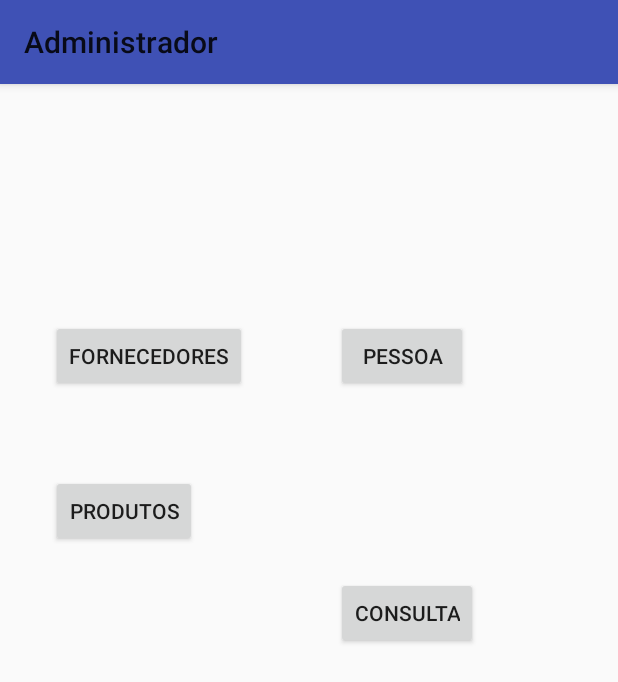
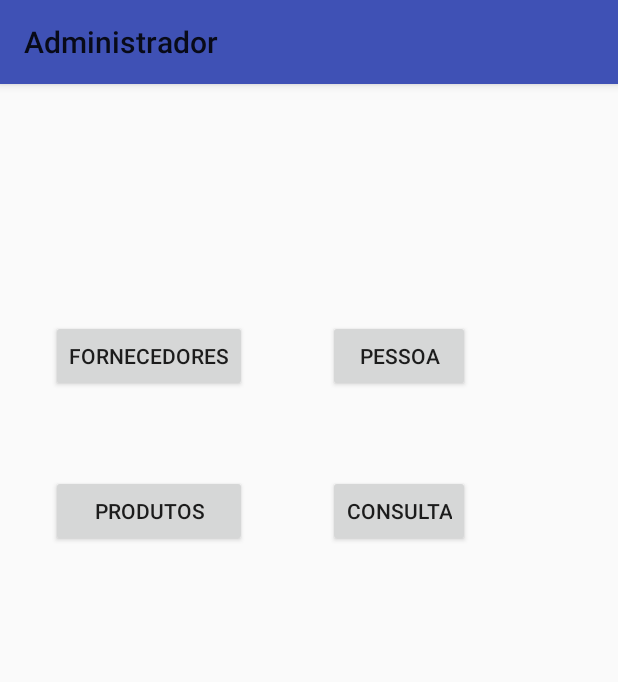
Before and after one commit to Matheusstreisky/E-commerce, an Android app: the TelaAdm screen opened directly, with no data from a screen before it, on a phone screen of 412 x 824 dp. Shown: the top 682 px of the screen. Run offline under Robolectric (Android 15) with nearby library versions, the phone set to English and light mode, and no system bars.

Commit message:
Comentários
Inserção de comentários sobre alguns metodos do RecyclerView no Fragment

```diff
--- a/app/src/main/java/leonardo_matheus/e_commerce/Fragment/FragmentAdapter.java
+++ b/app/src/main/java/leonardo_matheus/e_commerce/Fragment/FragmentAdapter.java
@@ -35,6 +35,7 @@ public class FragmentAdapter extends RecyclerView.Adapter<FragmentAdapter.MyView
         this.mangaList = mangaList;
     }
 
+    //Metodo de criaçao da RecyclerList
     @Override
     public MyViewHolder onCreateViewHolder(ViewGroup parent, int viewType) {
         View view = LayoutInflater.from(parent.getContext()).inflate(R.layout.activity_manga, parent, false);
@@ -42,7 +43,7 @@ public class FragmentAdapter extends RecyclerView.Adapter<FragmentAdapter.MyView
 
         return viewHolder;
     }
-
+    //Este metodo seta os itens que irão aparecer na tela
     @Override
     public void onBindViewHolder(MyViewHolder holder, int position) {
 
--- a/app/src/main/java/leonardo_matheus/e_commerce/PDF.java
+++ b/app/src/main/java/leonardo_matheus/e_commerce/PDF.java
@@ -23,12 +23,14 @@ public class PDF extends AppCompatActivity {
 
         Intent it;
         switch (id.getId()) {
+            //Neste case, te redirecionar para uma pasta no Google Drive em que se encontrar um pdf para download
             case R.id.frag_bt_Download:
                 Intent browserIntent = new Intent(Intent.ACTION_VIEW,
                         Uri.parse("https://drive.google.com/drive/folders/0B2j8Tcz4GW5-UHp6RWxDcU5pYlU?usp=sharing"));
                 startActivity(browserIntent);
                 break;
-
+            //Neste case ele irá abrir o pdf que se encontra na pasta Download e ira utilizar o leitor
+            //nativo de PDF do Androir.
             case R.id.frag_bt_Abrir_PDF:
                 File file = new File(Environment.getExternalStoragePublicDirectory(Environment.DIRECTORY_DOWNLOADS), "aps.pdf");
                 Uri path = Uri.fromFile(file);
--- a/app/src/main/res/layout/tela_adm.xml
+++ b/app/src/main/res/layout/tela_adm.xml
@@ -26,15 +26,16 @@
         android:layout_alignStart="@+id/button"
         android:layout_below="@+id/button"
         android:layout_marginTop="55dp"
-        android:text="Produtos" />
+        android:text="Produtos"
+        android:layout_alignEnd="@+id/button" />
 
     <Button
         android:id="@+id/btConsulta"
         android:layout_width="wrap_content"
         android:layout_height="wrap_content"
-        android:layout_below="@+id/button2"
-        android:layout_marginStart="59dp"
-        android:layout_marginTop="20dp"
+        android:layout_alignBaseline="@+id/button2"
+        android:layout_alignBottom="@+id/button2"
+        android:layout_marginStart="54dp"
         android:layout_toEndOf="@+id/button"
         android:text="Consulta" />
 
@@ -44,6 +45,7 @@
         android:layout_height="wrap_content"
         android:layout_alignStart="@+id/btConsulta"
         android:layout_alignTop="@+id/button"
-        android:text="Pessoa" />
+        android:text="Pessoa"
+        android:layout_alignEnd="@+id/btConsulta" />
 
 </RelativeLayout>
--- a/app/src/main/res/values/strings.xml
+++ b/app/src/main/res/values/strings.xml
@@ -6,7 +6,7 @@
     <string name="title_consulta">Consultar</string>
     <string name="title_login">Login</string>
     <string name="title_administrador">Administrador</string>
-    <string name="title_activity_tela_principal">TelaPrincipal</string>
+    <string name="title_activity_tela_principal">E-Commerce</string>
     <string name="title_detalhes">Detalhes</string>
 
     <!-- Strings dos botões do Menu -->
```
